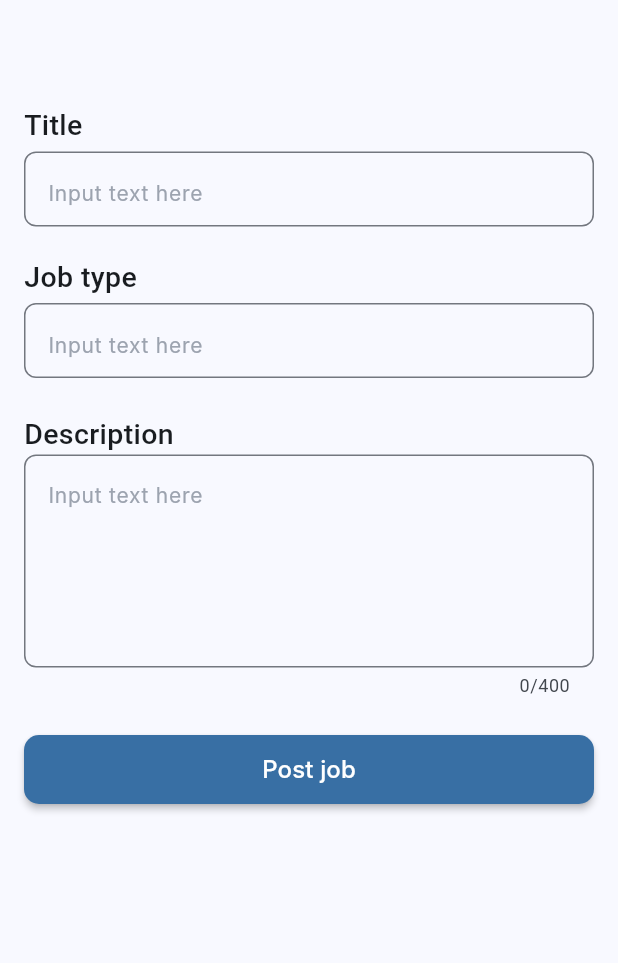
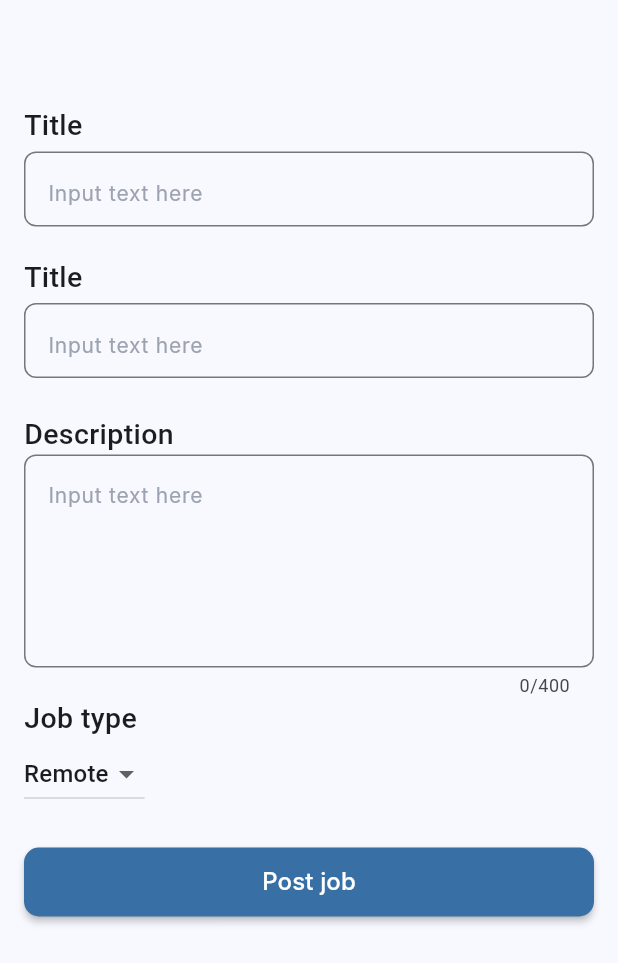
Before and after one commit to mohammedgado/testbackup, a Flutter app: the PostJobView screen opened directly, on a phone screen of 412 x 824 dp. Shown: the top 963 px of the screen. Run offline on Flutter 3.47's test engine with Material 2 defaults, Android fonts, the phone set to English and light mode, and no system bars; drawn by our look-alikes of rounded_loading_button; our stand-ins replace bloc, dio, equatable, flutter_bloc, image_picker, intl_phone_field and 2 more; missing offline and left inert: bottom_picker; accounts and stored records are empty; generated files the repository leaves out were written again; Roboto replaces fonts that are missing (Inter).

Commit message:
job Module

```diff
--- a/lib/core/widgets/CustomLoadingButton.dart
+++ b/lib/core/widgets/CustomLoadingButton.dart
@@ -31,7 +31,7 @@ class CustomLoadingButton extends StatelessWidget {
         height: 46,
         controller: controller,
         color: color ?? appDesign.colorPrimary,
-        successIcon: Icons.cloud,
+        successIcon: Icons.cloud_done,
         failedIcon: Icons.error,
         borderRadius: 10.0,
         onPressed: onPressed,
--- a/lib/core/widgets/customTextFilled.dart
+++ b/lib/core/widgets/customTextFilled.dart
@@ -3,14 +3,26 @@ import 'package:flutter/material.dart';
 
 import '../layoutHelpers/responsive.dart';
 
-Widget editTextField(context, title, controller) {
+class EditTextField extends StatefulWidget {
+   String title;
+   TextEditingController controller;
+   EditTextField({super.key,required this.title,required this.controller});
+
+  @override
+  State<EditTextField> createState() => _EditTextFieldState();
+}
+
+class _EditTextFieldState extends State<EditTextField> {
+  @override
+  Widget build(BuildContext context) {
+
     return Column(
       mainAxisAlignment: MainAxisAlignment.start,
       crossAxisAlignment: CrossAxisAlignment.start,
       children: [
         const SizedBox(height: 20),
         Text(
-        title,
+          widget.title,
           style: const TextStyle(fontWeight: FontWeight.w500, fontSize: 19),
         ),
         const SizedBox(height: 4),
@@ -20,7 +32,7 @@ Widget editTextField(context, title, controller) {
           child: TextField(
             keyboardType: TextInputType.text,
             textAlignVertical: TextAlignVertical.bottom,
-          controller: controller,
+            controller: widget.controller,
             // maxLines: 5,
             // maxLength: 400,
             style: TextStyle(
@@ -42,5 +54,6 @@ Widget editTextField(context, title, controller) {
           ),
         ),
       ],
-  );
+    );;
   }
+}
--- a/lib/features/job/data/data_sources/jobRemoteDataSource.dart
+++ b/lib/features/job/data/data_sources/jobRemoteDataSource.dart
@@ -71,7 +71,7 @@ class JobRemoteDataSource {
 
   }
 
-  Future<int> postJob() async {
+  Future<Response> postJob() async {
     const String url = EndPoints.baseURL + EndPoints.companyJobs + EndPoints.addJob;
     final job = PostJob(
       title: "Laravel Developer",
@@ -92,7 +92,7 @@ class JobRemoteDataSource {
         ),
       );
 
-     return response.statusCode ?? 10;
+     return response;
   }
 
   Future<Response> applyJob(String jobId) async {
--- a/lib/features/job/presentation/pages/postJob.dart
+++ b/lib/features/job/presentation/pages/postJob.dart
@@ -1,4 +1,3 @@
-
 import 'package:bottom_picker/bottom_picker.dart';
 import 'package:bottom_picker/resources/arrays.dart';
 import 'package:dubai_recruitment/core/constants/appDesign.dart';
@@ -25,6 +24,9 @@ class _PostJobViewState extends State<PostJobView> {
   final RoundedLoadingButtonController applyBtnController =
       RoundedLoadingButtonController();
 
+
+
+  List<String> jobTypes = ["Remote","Hybrid","OnSite"];
   @override
   void initState() {
     super.initState();
@@ -49,8 +51,9 @@ class _PostJobViewState extends State<PostJobView> {
             crossAxisAlignment: CrossAxisAlignment.start,
             children: [
               // CloseButton(),
-              editTextField(context, 'Title', textController),
-              editTextField(context, 'Job type', textController),
+              EditTextField(title: 'Title', controller: textController,),
+              EditTextField(title: 'Title', controller: textController,),
+
 
 
 
@@ -81,7 +84,25 @@ class _PostJobViewState extends State<PostJobView> {
                       borderRadius: BorderRadius.all(Radius.circular(8))),
                 ),
               ),
-              CustomLoadingButton(
+              const Text(
+                'Job type',
+                style: TextStyle(fontWeight: FontWeight.w500, fontSize: 19),
+              ),
+            DropdownButton(
+
+              value: jobTypes[0],
+              items: jobTypes.map((String items) {
+                return DropdownMenuItem(
+                  value: items,
+                  child: Text(items),
+                );
+              }).toList(),
+              onChanged: (String? value){
+            print("change"
+
+            );
+          }),
+            CustomLoadingButton(
                 removePadding: true,
                 controller: applyBtnController,
                 // text: AppLocalizations.of(context)!.logIn,
--- a/lib/main.dart
+++ b/lib/main.dart
@@ -1,3 +1,4 @@
+import 'package:dubai_recruitment/features/job/presentation/pages/postJob.dart';
 import 'package:flutter/material.dart';
 import 'package:provider/provider.dart';
 import 'package:flutter_gen/gen_l10n/app_localizations.dart';
@@ -50,7 +51,7 @@ class _MyAppState extends State<MyApp> {
           colorScheme: ColorScheme.fromSeed(seedColor: appDesign.colorPrimary),
           useMaterial3: true,
         ),
-        home: FindJobHomeView(),
+        home: PostJobView(),
       );
     });
   }
```
Also changed, not shown: lib/core/widgets/imageTextRow.dart (added, +47 -0 lines), lib/features/job/presentation/pages/jobView.dart (+12 -34 lines), lib/features/job/presentation/widgets/jobCard.dart (+4 -24 lines). Lines whose indentation alone changed are shown as unchanged.
